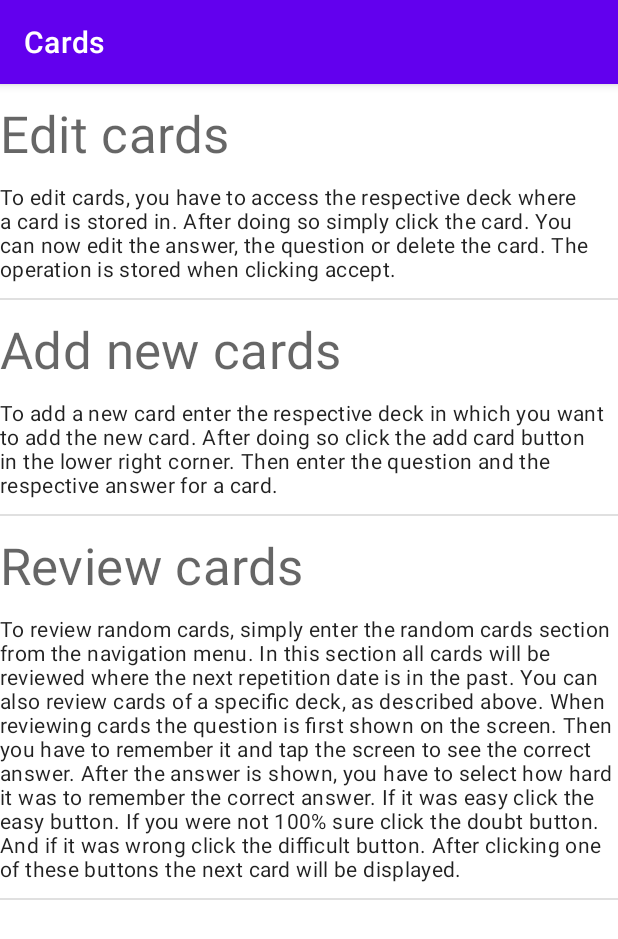
After one commit to jakobve/Cards, an Android app: the fragment TutorialCardsFragment shown on its own in the app's theme, on a phone screen of 412 x 824 dp. The commit adds this screen. Shown: the top 939 px of the screen. Run offline under Robolectric (Android 15) with nearby library versions, the phone set to English and light mode, and no system bars; our stand-ins replace data binding.

Commit message:
ADD: FragmentTutorialCards

```diff
--- /dev/null
+++ b/app/src/main/java/es/uam/eps/dadm/cards/TutorialCardsFragment.kt
@@ -0,0 +1,19 @@
+package es.uam.eps.dadm.cards
+
+import android.os.Bundle
+import androidx.fragment.app.Fragment
+import android.view.LayoutInflater
+import android.view.View
+import android.view.ViewGroup
+
+class TutorialCardsFragment : Fragment() {
+
+    override fun onCreateView(
+        inflater: LayoutInflater,
+        container: ViewGroup?,
+        savedInstanceState: Bundle?
+    ): View? {
+        // Inflate the layout for this fragment
+        return inflater.inflate(R.layout.fragment_tutorial_cards, container, false)
+    }
+}
--- a/app/src/main/res/layout/fragment_tutorial.xml
+++ b/app/src/main/res/layout/fragment_tutorial.xml
@@ -124,24 +124,6 @@
             android:layout_height="wrap_content"
             android:textAppearance="?attr/textAppearanceHeadline4"
             android:layout_marginVertical="10dp"
-            android:text="@string/tutorial_review_cards_title"/>
-
-        <TextView
-            android:layout_width="match_parent"
-            android:layout_height="wrap_content"
-            android:textAppearance="?attr/textAppearanceBody2"
-            android:text="@string/tutorial_card_review_desc"/>
-
-        <com.google.android.material.divider.MaterialDivider
-            android:layout_width="match_parent"
-            android:layout_height="wrap_content"
-            android:layout_marginTop="10dp"/>
-
-        <TextView
-            android:layout_width="match_parent"
-            android:layout_height="wrap_content"
-            android:textAppearance="?attr/textAppearanceHeadline4"
-            android:layout_marginVertical="10dp"
             android:text="@string/tutorial_statistics_title"/>
 
         <TextView
--- /dev/null
+++ b/app/src/main/res/layout/fragment_tutorial_cards.xml
@@ -0,0 +1,69 @@
+<?xml version="1.0" encoding="utf-8"?>
+<layout xmlns:android="http://schemas.android.com/apk/res/android"
+    xmlns:tools="http://schemas.android.com/tools"
+    tools:context=".TutorialCardsFragment">
+
+    <LinearLayout
+        android:layout_width="match_parent"
+        android:layout_height="wrap_content"
+        android:orientation="vertical">
+
+        <TextView
+            android:layout_width="match_parent"
+            android:layout_height="wrap_content"
+            android:textAppearance="?attr/textAppearanceHeadline4"
+            android:layout_marginVertical="10dp"
+            android:text="@string/tutorial_edit_cards_title"/>
+
+        <TextView
+            android:layout_width="match_parent"
+            android:layout_height="wrap_content"
+            android:textAppearance="?attr/textAppearanceBody2"
+            android:text="@string/tutorial_edit_cards_description"/>
+
+        <com.google.android.material.divider.MaterialDivider
+            android:layout_width="match_parent"
+            android:layout_height="wrap_content"
+            android:layout_marginTop="10dp"/>
+
+        <TextView
+            android:layout_width="match_parent"
+            android:layout_height="wrap_content"
+            android:textAppearance="?attr/textAppearanceHeadline4"
+            android:layout_marginVertical="10dp"
+            android:text="@string/tutorial_add_new_cards_title"/>
+
+        <TextView
+            android:layout_width="match_parent"
+            android:layout_height="wrap_content"
+            android:textAppearance="?attr/textAppearanceBody2"
+            android:text="@string/tutorial_add_new_cards_desc"/>
+
+        <com.google.android.material.divider.MaterialDivider
+            android:layout_width="match_parent"
+            android:layout_height="wrap_content"
+            android:layout_marginTop="10dp"/>
+
+        <TextView
+            android:layout_width="match_parent"
+            android:layout_height="wrap_content"
+            android:textAppearance="?attr/textAppearanceHeadline4"
+            android:layout_marginVertical="10dp"
+            android:text="@string/tutorial_review_cards_title"/>
+
+        <TextView
+            android:layout_width="match_parent"
+            android:layout_height="wrap_content"
+            android:textAppearance="?attr/textAppearanceBody2"
+            android:text="@string/tutorial_card_review_desc"/>
+
+        <com.google.android.material.divider.MaterialDivider
+            android:layout_width="match_parent"
+            android:layout_height="wrap_content"
+            android:layout_marginTop="10dp"/>
+
+    </LinearLayout>
+
+
+
+</layout>
```
